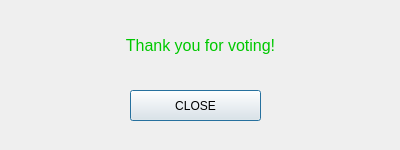
Qt form vote_submitted.ui (codyschappert/Project-1) before a commit.
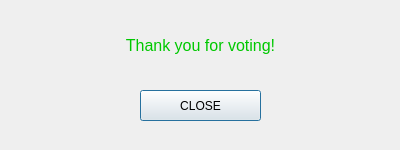
The same form after that commit.

Diff of the .ui file:
```diff
--- a/vote_submitted.ui
+++ b/vote_submitted.ui
@@ -28,9 +28,9 @@
   <widget class="QPushButton" name="close_error">
    <property name="geometry">
     <rect>
-     <x>130</x>
+     <x>140</x>
      <y>90</y>
-     <width>131</width>
+     <width>121</width>
      <height>31</height>
     </rect>
    </property>
@@ -47,9 +47,9 @@
   <widget class="QLabel" name="label">
    <property name="geometry">
     <rect>
-     <x>60</x>
+     <x>0</x>
      <y>20</y>
-     <width>281</width>
+     <width>401</width>
      <height>51</height>
     </rect>
    </property>
```
